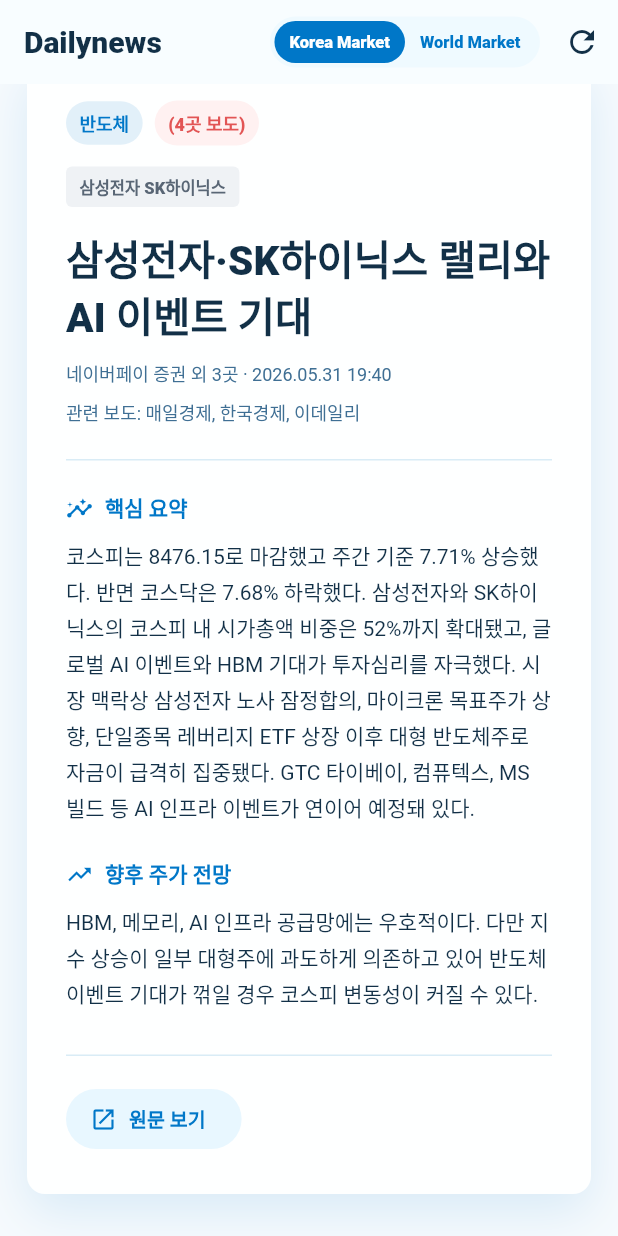
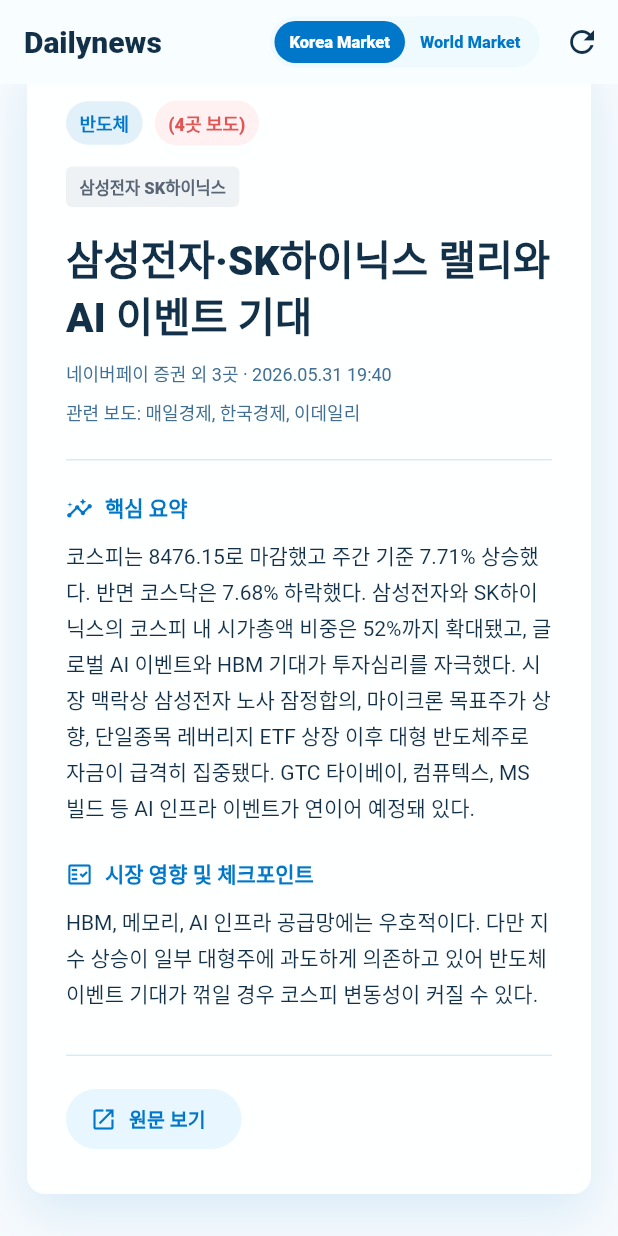
Before and after one commit to seunghooda-dev/dailynews, a Flutter app: the screen it shows after launch, scrolled down 1609 dp, on a phone screen of 412 x 824 dp. Run offline on Flutter 3.47's test engine with Material 3 defaults, Android fonts, the phone set to English and light mode, and no system bars; our stand-ins replace cloud_firestore, firebase_core, flutter_riverpod, shimmer; accounts and stored records are empty; network calls fail.

Commit message:
fix: replace stock outlook with market checkpoints

```diff
--- a/lib/features/news/widgets/article_card.dart
+++ b/lib/features/news/widgets/article_card.dart
@@ -254,9 +254,9 @@
           body: _buildCoreSummaryBody(article),
         ),
         _ArticleSection(
-          icon: Icons.trending_up,
-          title: '향후 주가 전망',
-          body: article.implication,
+          icon: Icons.fact_check_outlined,
+          title: '시장 영향 및 체크포인트',
+          body: _cleanReportSummaryText(article.implication, article),
         ),
       ],
     );
```
Also changed, not shown: 3 other files.
